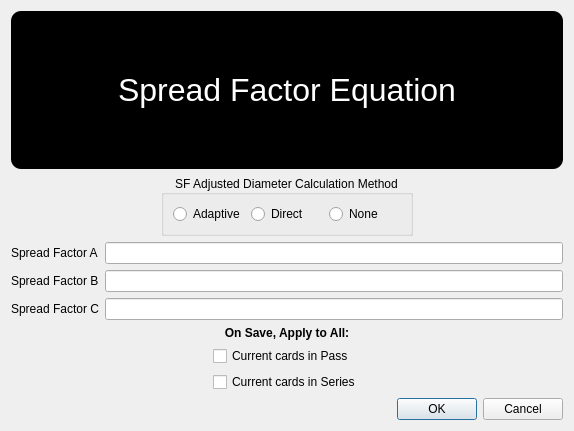
This is accupatt/windows/ui/editSpreadFactors.ui in gill14/AccuPatt as Qt 5 draws it before an edit. The edited form follows.
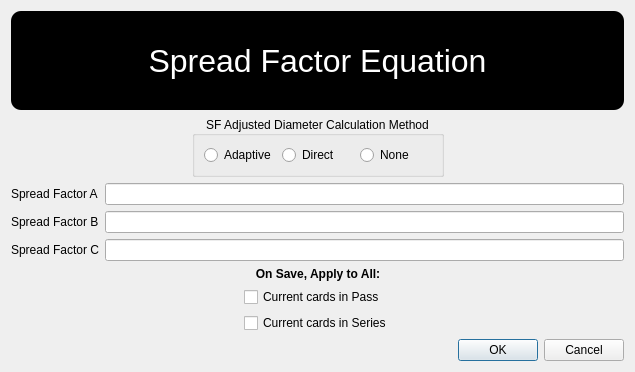
This is the edited form.

The edit to the form file:
```diff
--- a/accupatt/windows/ui/editSpreadFactors.ui
+++ b/accupatt/windows/ui/editSpreadFactors.ui
@@ -6,8 +6,8 @@
    <rect>
     <x>0</x>
     <y>0</y>
-    <width>574</width>
-    <height>431</height>
+    <width>635</width>
+    <height>372</height>
    </rect>
   </property>
   <property name="windowTitle">
```
Left out of the diff: 3 changed lines with no effect on the pictures.
